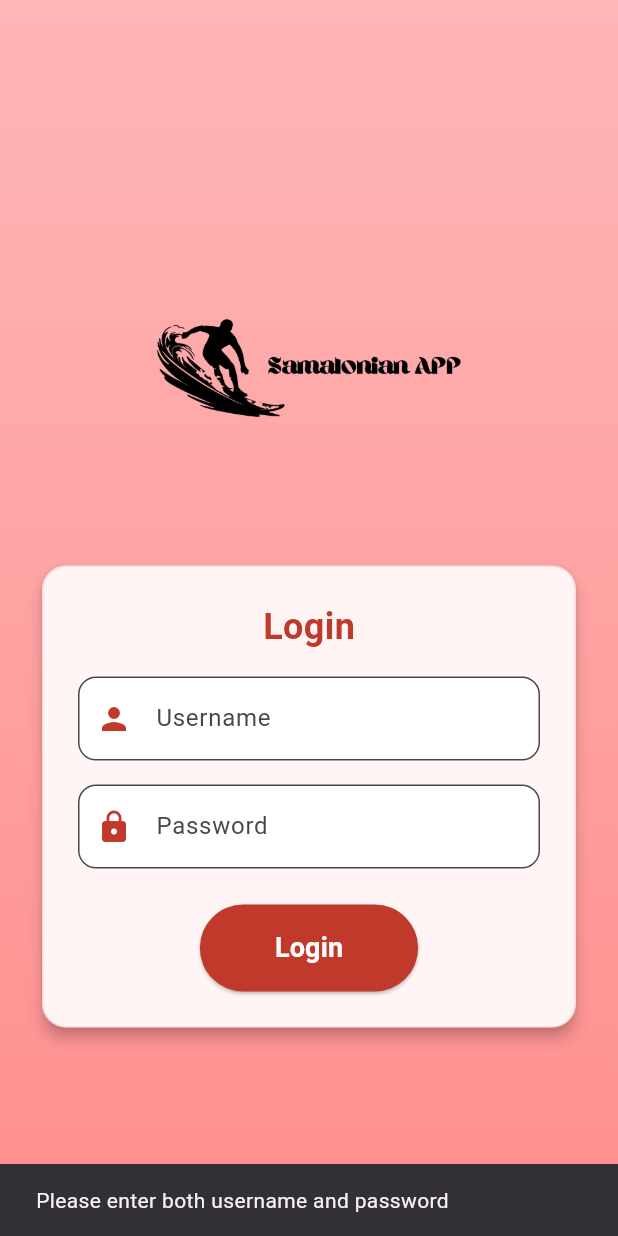
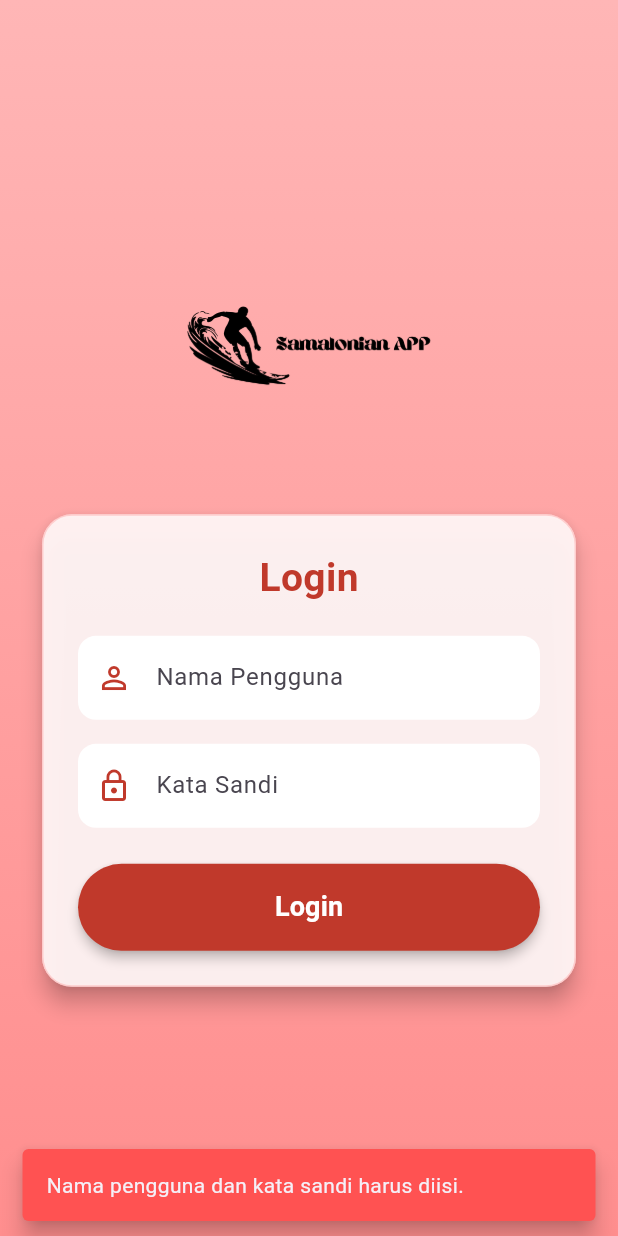
Before and after one commit to fikrim1109/pamasuka_app, a Flutter app: the screen it shows after launch, after a tap on "Login", on a phone screen of 412 x 824 dp. Run offline on Flutter 3.47's test engine with Material 3 defaults, Android fonts, the phone set to English and light mode, and no system bars; our stand-ins replace dropdown_search, image_picker.

Commit message:
feat(LoginPage): Enhance login functionality with improved error handling and UI adjustments

```diff
--- a/lib/login_page.dart
+++ b/lib/login_page.dart
@@ -1,7 +1,14 @@
+// File: lib/login_page.dart
+import 'dart:async'; // Import for Timer/TimeoutException
 import 'dart:convert';
 import 'package:flutter/material.dart';
 import 'package:http/http.dart' as http;
-import 'menu_page.dart';
+import 'package:pamasuka/menu_page.dart'; // Ensure this import path is correct for your project
+
+// --- Base URL for API calls ---
+// ** IMPORTANT: Replace with your actual server address/domain and path **
+const String _apiBaseUrl = 'http://10.0.2.2/test%20api'; // 10.0.2.2 for Android emulator -> host localhost
+// ---
 
 class LoginPage extends StatefulWidget {
   const LoginPage({super.key});
@@ -15,70 +22,110 @@ class _LoginPageState extends State<LoginPage> {
   final TextEditingController _passwordController = TextEditingController();
   bool _isLoading = false;
 
-  // Warna gradient untuk background
-  final Color startColor = const Color(0xFFFFB6B6); // Merah muda pastel
-  final Color endColor = const Color(0xFFFF8E8E);   // Merah lembut
+  final Color startColor = const Color(0xFFFFB6B6);
+  final Color endColor = const Color(0xFFFF8E8E);
 
-  // Fungsi untuk proses login
+  // --- Helper Function to Show Snack Bar ---
+  void _showSnackBar(String message, {bool isError = false}) {
+    // Check if the widget is still in the tree before showing Snackbar
+    if (!mounted) return;
+    ScaffoldMessenger.of(context).showSnackBar(
+      SnackBar(
+        content: Text(message),
+        backgroundColor: isError ? Colors.redAccent : Colors.green,
+        behavior: SnackBarBehavior.floating, // Optional: Make it float above bottom nav bar if any
+      ),
+    );
+  }
+
+  // --- Login Function ---
   Future<void> _login() async {
-    // Validasi input kosong
-    if (_usernameController.text.isEmpty || _passwordController.text.isEmpty) {
-      ScaffoldMessenger.of(context).showSnackBar(
-        const SnackBar(content: Text('Please enter both username and password')),
-      );
+    // Trim username input, password usually shouldn't be trimmed
+    final String username = _usernameController.text.trim();
+    final String password = _passwordController.text;
+
+    // Client-side validation
+    if (username.isEmpty || password.isEmpty) {
+      _showSnackBar('Nama pengguna dan kata sandi harus diisi.', isError: true); // Indonesian message
       return;
     }
 
-    setState(() {
-      _isLoading = true;
-    });
+    // Set loading state only if mounted
+    if (!mounted) return;
+    setState(() { _isLoading = true; });
+
+    final url = Uri.parse('$_apiBaseUrl/login.php'); // Use the base URL constant
 
     try {
-      // Mengirim request ke server
-      var url = Uri.parse('http://10.0.2.2/test%20api/login.php');
-      var response = await http.post(url, body: {
-        'username': _usernameController.text,
-        'password': _passwordController.text,
-      });
+      // Send request with timeout
+      final response = await http.post(
+        url,
+        // Send as form data (default for Map<String, String> body)
+        body: {
+          'username': username,
+          'password': password,
+        },
+      ).timeout(const Duration(seconds: 15)); // Add a reasonable timeout
 
+      // Check if the widget is still mounted after the async call
+      if (!mounted) return;
+
+      // Process response
       if (response.statusCode == 200) {
-        var data = json.decode(response.body);
+        final data = json.decode(response.body);
         if (data['success'] == true) {
-          // Navigasi ke halaman menu jika login berhasil
+          // Ensure userId is correctly parsed as int
+           final int userId = data['userId'] is int ? data['userId'] : int.tryParse(data['userId'].toString()) ?? 0; // Safer parsing
+           final String responseUsername = data['username'] ?? 'Pengguna'; // Default username if missing
+
+          // Navigate to MenuPage on successful login
           Navigator.pushReplacement(
             context,
             MaterialPageRoute(
               builder: (context) => MenuPage(
-                username: data['username'],
-                userId: data['userId'],
+                username: responseUsername,
+                userId: userId,
               ),
             ),
           );
         } else {
-          ScaffoldMessenger.of(context).showSnackBar(
-            const SnackBar(content: Text('Login failed, check your username and password')),
-          );
+          // Show error message from API response or a default one
+          _showSnackBar(data['message'] ?? 'Login gagal. Periksa kembali kredensial Anda.', isError: true); // Indonesian message
         }
       } else {
-        ScaffoldMessenger.of(context).showSnackBar(
-          const SnackBar(content: Text('Connection error: Unable to reach the server')),
-        );
+        // Handle non-200 status codes (e.g., 404, 500)
+         _showSnackBar('Kesalahan server: ${response.statusCode}. Silakan coba lagi nanti.', isError: true); // Indonesian message
       }
+    } on TimeoutException {
+        _showSnackBar('Koneksi ke server time out. Periksa koneksi internet Anda.', isError: true); // Indonesian message
+    } on FormatException {
+         _showSnackBar('Format respons dari server tidak valid.', isError: true); // Indonesian message
     } catch (e) {
-      ScaffoldMessenger.of(context).showSnackBar(
-        const SnackBar(content: Text('Network error: Unable to connect to server')),
-      );
+      // Handle other errors (network issues, etc.)
+      _showSnackBar('Terjadi kesalahan jaringan: ${e.toString()}', isError: true); // Indonesian message
+      print("Login error: $e"); // Log detailed error for debugging
     } finally {
-      setState(() {
-        _isLoading = false;
-      });
+      // Ensure loading state is turned off only if the widget is still mounted
+      if (mounted) {
+        setState(() { _isLoading = false; });
+      }
     }
+  }
+
+  @override
+  void dispose() {
+    // Dispose controllers to free up resources
+    _usernameController.dispose();
+    _passwordController.dispose();
+    super.dispose();
   }
 
   @override
   Widget build(BuildContext context) {
     return Scaffold(
       body: Container(
+         width: double.infinity, // Ensure gradient covers full screen width
+         height: double.infinity, // Ensure gradient covers full screen height
         decoration: BoxDecoration(
           gradient: LinearGradient(
             colors: [startColor, endColor],
@@ -87,93 +134,85 @@ class _LoginPageState extends State<LoginPage> {
           ),
         ),
         child: Center(
-          child: SingleChildScrollView(
+          child: SingleChildScrollView( // Allows scrolling on smaller screens
             child: Padding(
               padding: const EdgeInsets.symmetric(horizontal: 24),
               child: Column(
                 mainAxisAlignment: MainAxisAlignment.center,
                 children: [
-                  // Logo aplikasi
+                  // Logo (Ensure asset path is correct and declared in pubspec.yaml)
                   Image.asset(
                     'images/Samalonian APP.png',
-                    height: MediaQuery.of(context).size.height * 0.25,
+                    height: MediaQuery.of(context).size.height * 0.20, // Adjusted height slightly
+                    errorBuilder: (context, error, stackTrace) {
+                       // Show a placeholder if the image fails to load
+                       print("Error loading logo: $error"); // Log error
+                       return const Icon(Icons.image_not_supported, size: 100, color: Colors.grey);
+                    }
                   ),
                   const SizedBox(height: 32),
-                  // Card untuk form login
+                  // Login Card
                   Card(
-                    elevation: 4,
-                    color: const Color(0xFFFFF5F5), // Warna card yang lembut
+                    elevation: 6, // Slightly more elevation
+                    color: const Color(0xFFFFF5F5).withOpacity(0.95), // Slightly more opaque card
                     shape: RoundedRectangleBorder(
-                      borderRadius: BorderRadius.circular(16),
-                      side: BorderSide(color: startColor.withOpacity(0.5), width: 1),
+                      borderRadius: BorderRadius.circular(20), // More rounded corners
+                      side: BorderSide(color: startColor.withOpacity(0.6), width: 1),
                     ),
                     child: Padding(
                       padding: const EdgeInsets.all(24),
                       child: Column(
+                        mainAxisSize: MainAxisSize.min, // Card size wraps content
                         children: [
-                          // Judul "Login"
+                          // Title
                           const Center(
-                            child: Text(
-                              'Login',
-                              style: TextStyle(
-                                fontSize: 24,
-                                fontWeight: FontWeight.bold,
-                                color: Color(0xFFC0392B), // Warna teks kontras
-                              ),
-                            ),
+                            child: Text('Login', style: TextStyle(fontSize: 26, fontWeight: FontWeight.bold, color: Color(0xFFC0392B)))),
+                          const SizedBox(height: 20),
+                          // Username Field
+                          TextField(
+                            controller: _usernameController,
+                            keyboardType: TextInputType.text,
+                            textInputAction: TextInputAction.next, // Focus next field on enter/next
+                            decoration: _inputDecoration('Nama Pengguna', Icons.person_outline), // Indonesian & Outline icon
                           ),
                           const SizedBox(height: 16),
-                          // Field untuk username
-                          TextField(
-                            controller: _usernameController,
-                            decoration: InputDecoration(
-                              labelText: 'Username',
-                              prefixIcon: const Icon(Icons.person, color: Color(0xFFC0392B)),
-                              filled: true,
-                              fillColor: Colors.white,
-                              border: OutlineInputBorder(
-                                borderRadius: BorderRadius.circular(12),
-                              ),
-                            ),
-                          ),
-                          const SizedBox(height: 16),
-                          // Field untuk password
+                          // Password Field
                           TextField(
                             controller: _passwordController,
                             obscureText: true,
-                            decoration: InputDecoration(
-                              labelText: 'Password',
-                              prefixIcon: const Icon(Icons.lock, color: Color(0xFFC0392B)),
-                              filled: true,
-                              fillColor: Colors.white,
-                              border: OutlineInputBorder(
-                                borderRadius: BorderRadius.circular(12),
-                              ),
-                            ),
+                            keyboardType: TextInputType.visiblePassword,
+                            textInputAction: TextInputAction.done, // Submit action on enter/done
+                            onSubmitted: (_) { // Allow login by pressing done/enter on keyboard
+                              if (!_isLoading) _login();
+                            },
+                            decoration: _inputDecoration('Kata Sandi', Icons.lock_outline), // Indonesian & Outline icon
                           ),
                           const SizedBox(height: 24),
-                          // Tombol login
-                          ElevatedButton(
-                            onPressed: _isLoading ? null : _login,
-                            style: ElevatedButton.styleFrom(
-                              backgroundColor: const Color(0xFFC0392B), // Warna tombol
-                              foregroundColor: Colors.white,
-                              padding: const EdgeInsets.symmetric(horizontal: 50, vertical: 16),
-                              shape: RoundedRectangleBorder(
-                                borderRadius: BorderRadius.circular(30),
+                          // Login Button
+                          SizedBox( // Wrap button for consistent width
+                            width: double.infinity,
+                            child: ElevatedButton(
+                              // Disable button while loading
+                              onPressed: _isLoading ? null : _login,
+                              style: ElevatedButton.styleFrom(
+                                backgroundColor: const Color(0xFFC0392B),
+                                foregroundColor: Colors.white,
+                                padding: const EdgeInsets.symmetric(vertical: 16),
+                                shape: RoundedRectangleBorder(borderRadius: BorderRadius.circular(30)),
+                                elevation: 3,
                               ),
+                              child: _isLoading
+                                  ? const SizedBox( // Constrain indicator size
+                                      height: 24, width: 24,
+                                      child: CircularProgressIndicator(color: Colors.white, strokeWidth: 3))
+                                  : const Text('Login', style: TextStyle(fontSize: 18, fontWeight: FontWeight.bold)),
                             ),
-                            child: _isLoading
-                                ? const CircularProgressIndicator(color: Colors.white)
-                                : const Text(
-                                    'Login',
-                                    style: TextStyle(fontSize: 18, fontWeight: FontWeight.bold),
-                                  ),
                           ),
                         ],
                       ),
                     ),
                   ),
+                   const SizedBox(height: 20), // Add some padding at the bottom
                 ],
               ),
             ),
@@ -182,4 +221,23 @@ class _LoginPageState extends State<LoginPage> {
       ),
     );
   }
+
+  // Helper for input decoration to keep code DRY
+  InputDecoration _inputDecoration(String label, IconData icon) {
+     return InputDecoration(
+       labelText: label,
+       prefixIcon: Icon(icon, color: const Color(0xFFC0392B)),
+       filled: true,
+       fillColor: Colors.white,
+       border: OutlineInputBorder(
+         borderRadius: BorderRadius.circular(12),
+         borderSide: BorderSide.none, // Hide border side when filled
+       ),
+       focusedBorder: OutlineInputBorder( // Add a border highlight when focused
+         borderRadius: BorderRadius.circular(12),
+         borderSide: const BorderSide(color: Color(0xFFC0392B), width: 1.5),
+       ),
+       // Add hint style, error style etc. if needed
+     );
+   }
 }
```
